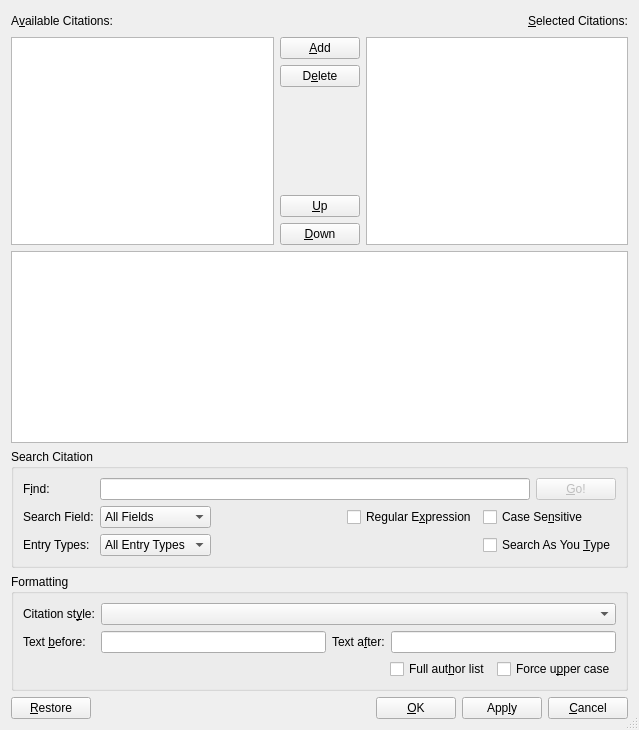
Old version of the form src/frontends/qt4/ui/CitationUi.ui in the repository cburschka/lyx.
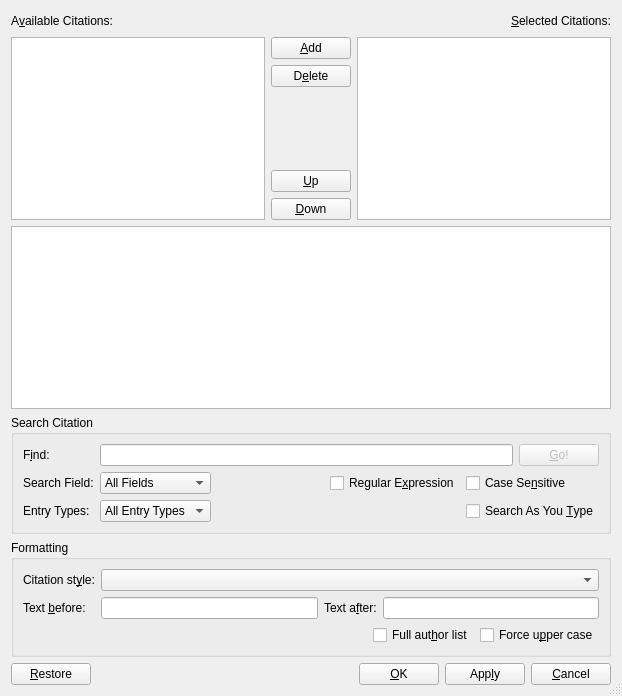
New version of the form. Icons and pictures are not drawn.

Commit message: Better citation dialog fixes from Edwin.

```diff
--- a/src/frontends/qt4/ui/CitationUi.ui
+++ b/src/frontends/qt4/ui/CitationUi.ui
@@ -1,551 +1,263 @@
 <ui version="4.0" >
  <class>CitationUi</class>
- <widget class="QDialog" name="CitationUi" >
-  <property name="geometry" >
+ <widget class="QDialog" name="CitationUi">
+  <property name="geometry">
    <rect>
     <x>0</x>
     <y>0</y>
-    <width>639</width>
-    <height>730</height>
+    <width>622</width>
+    <height>696</height>
    </rect>
   </property>
-  <property name="sizePolicy" >
-   <sizepolicy vsizetype="Minimum" hsizetype="Minimum" >
-    <horstretch>0</horstretch>
-    <verstretch>0</verstretch>
-   </sizepolicy>
-  </property>
-  <property name="windowTitle" >
+  <property name="windowTitle">
    <string/>
   </property>
-  <property name="sizeGripEnabled" >
+  <property name="sizeGripEnabled">
    <bool>true</bool>
   </property>
-  <layout class="QGridLayout" name="gridLayout" >
-   <item row="0" column="0" >
-    <layout class="QGridLayout" >
-     <property name="margin" >
-      <number>0</number>
-     </property>
-     <property name="spacing" >
+  <layout class="QGridLayout">
+   <item row="0" column="0" colspan="3">
+    <layout class="QHBoxLayout">
+     <property name="spacing">
       <number>6</number>
      </property>
-     <item row="0" column="0" >
-      <layout class="QHBoxLayout" >
-       <property name="spacing" >
-        <number>6</number>
-       </property>
-       <property name="margin" >
-        <number>0</number>
-       </property>
-       <item>
-        <widget class="QLabel" name="availableKeysLA" >
-         <property name="text" >
-          <string>A&amp;vailable Citations:</string>
-         </property>
-         <property name="buddy" >
-          <cstring>availableLV</cstring>
-         </property>
-        </widget>
-       </item>
-       <item>
-        <spacer>
-         <property name="orientation" >
-          <enum>Qt::Horizontal</enum>
-         </property>
-         <property name="sizeHint" stdset="0" >
-          <size>
-           <width>71</width>
-           <height>20</height>
-          </size>
-         </property>
-        </spacer>
-       </item>
-       <item>
-        <widget class="QLabel" name="selectedKeysLA" >
-         <property name="text" >
-          <string>&amp;Selected Citations:</string>
-         </property>
-         <property name="buddy" >
-          <cstring>selectedLV</cstring>
-         </property>
-        </widget>
-       </item>
-      </layout>
-     </item>
-     <item row="1" column="0" >
-      <layout class="QHBoxLayout" >
-       <property name="spacing" >
-        <number>6</number>
-       </property>
-       <property name="margin" >
-        <number>0</number>
-       </property>
-       <item>
-        <widget class="QListView" name="availableLV" >
-         <property name="editTriggers" >
-          <set>QAbstractItemView::NoEditTriggers</set>
-         </property>
-        </widget>
-       </item>
-       <item>
-        <layout class="QVBoxLayout" >
-         <property name="spacing" >
-          <number>6</number>
-         </property>
-         <property name="margin" >
-          <number>0</number>
-         </property>
-         <item>
-          <widget class="QPushButton" name="addPB" >
-           <property name="toolTip" >
-            <string>The Enter key works, too</string>
-           </property>
-           <property name="text" >
-            <string>&amp;Add</string>
-           </property>
-           <property name="autoDefault" >
-            <bool>false</bool>
-           </property>
-          </widget>
-         </item>
-         <item>
-          <widget class="QPushButton" name="deletePB" >
-           <property name="toolTip" >
-            <string>The delete key works, too</string>
-           </property>
-           <property name="text" >
-            <string>D&amp;elete</string>
-           </property>
-           <property name="autoDefault" >
-            <bool>false</bool>
-           </property>
-          </widget>
-         </item>
-         <item>
-          <spacer>
-           <property name="orientation" >
-            <enum>Qt::Vertical</enum>
-           </property>
-           <property name="sizeHint" stdset="0" >
-            <size>
-             <width>77</width>
-             <height>20</height>
-            </size>
-           </property>
-          </spacer>
-         </item>
-         <item>
-          <widget class="QPushButton" name="upPB" >
-           <property name="sizePolicy" >
-            <sizepolicy vsizetype="Fixed" hsizetype="Minimum" >
-             <horstretch>0</horstretch>
-             <verstretch>0</verstretch>
-            </sizepolicy>
-           </property>
-           <property name="toolTip" >
-            <string>Move the selected citation up (try Ctrl-Up)</string>
-           </property>
-           <property name="text" >
-            <string>&amp;Up</string>
-           </property>
-           <property name="icon" >
-            <iconset>
-             <normaloff/>
-            </iconset>
-           </property>
-           <property name="autoDefault" >
-            <bool>false</bool>
-           </property>
-          </widget>
-         </item>
-         <item>
-          <widget class="QPushButton" name="downPB" >
-           <property name="sizePolicy" >
-            <sizepolicy vsizetype="Fixed" hsizetype="Minimum" >
-             <horstretch>0</horstretch>
-             <verstretch>0</verstretch>
-            </sizepolicy>
-           </property>
-           <property name="toolTip" >
-            <string>Move the selected citation down (try Ctrl-Down)</string>
-           </property>
-           <property name="text" >
-            <string>&amp;Down</string>
-           </property>
-           <property name="icon" >
-            <iconset>
-             <normaloff/>
-            </iconset>
-           </property>
-           <property name="autoDefault" >
-            <bool>false</bool>
-           </property>
-          </widget>
-         </item>
-        </layout>
-       </item>
-       <item>
-        <widget class="QListView" name="selectedLV" >
-         <property name="editTriggers" >
-          <set>QAbstractItemView::NoEditTriggers</set>
-         </property>
-        </widget>
-       </item>
-      </layout>
-     </item>
-    </layout>
-   </item>
-   <item row="4" column="0" >
-    <layout class="QHBoxLayout" >
-     <property name="spacing" >
-      <number>6</number>
-     </property>
-     <property name="margin" >
+     <property name="margin">
       <number>0</number>
      </property>
      <item>
-      <widget class="QPushButton" name="restorePB" >
-       <property name="text" >
-        <string>&amp;Restore</string>
+      <widget class="QLabel" name="availableKeysLA">
+       <property name="text">
+        <string>A&amp;vailable Citations:</string>
        </property>
-       <property name="autoDefault" >
-        <bool>false</bool>
+       <property name="buddy">
+        <cstring>availableLV</cstring>
        </property>
       </widget>
      </item>
      <item>
       <spacer>
-       <property name="orientation" >
+       <property name="orientation">
         <enum>Qt::Horizontal</enum>
        </property>
-       <property name="sizeHint" stdset="0" >
+       <property name="sizeHint" stdset="0">
         <size>
-         <width>40</width>
+         <width>71</width>
          <height>20</height>
         </size>
        </property>
       </spacer>
      </item>
      <item>
-      <widget class="QPushButton" name="okPB" >
-       <property name="text" >
-        <string>&amp;OK</string>
+      <widget class="QLabel" name="selectedKeysLA">
+       <property name="text">
+        <string>&amp;Selected Citations:</string>
        </property>
-       <property name="autoDefault" >
-        <bool>false</bool>
-       </property>
-       <property name="default" >
-        <bool>false</bool>
-       </property>
-      </widget>
-     </item>
-     <item>
-      <widget class="QPushButton" name="applyPB" >
-       <property name="text" >
-        <string>App&amp;ly</string>
-       </property>
-       <property name="autoDefault" >
-        <bool>false</bool>
-       </property>
-      </widget>
-     </item>
-     <item>
-      <widget class="QPushButton" name="cancelPB" >
-       <property name="text" >
-        <string>&amp;Cancel</string>
-       </property>
-       <property name="autoDefault" >
-        <bool>false</bool>
+       <property name="buddy">
+        <cstring>selectedLV</cstring>
        </property>
       </widget>
      </item>
     </layout>
    </item>
-   <item row="1" column="0" >
-    <widget class="QTextEdit" name="infoML" >
-     <property name="sizePolicy" >
-      <sizepolicy vsizetype="Maximum" hsizetype="Expanding" >
+   <item row="1" column="0" rowspan="5">
+    <widget class="QListView" name="availableLV">
+     <property name="editTriggers">
+      <set>QAbstractItemView::NoEditTriggers</set>
+     </property>
+    </widget>
+   </item>
+   <item row="1" column="1">
+    <widget class="QPushButton" name="addPB">
+     <property name="toolTip">
+      <string>The Enter key works, too</string>
+     </property>
+     <property name="text">
+      <string>&amp;Add</string>
+     </property>
+     <property name="autoDefault">
+      <bool>false</bool>
+     </property>
+    </widget>
+   </item>
+   <item row="1" column="2" rowspan="5">
+    <widget class="QListView" name="selectedLV">
+     <property name="editTriggers">
+      <set>QAbstractItemView::NoEditTriggers</set>
+     </property>
+    </widget>
+   </item>
+   <item row="2" column="1">
+    <widget class="QPushButton" name="deletePB">
+     <property name="toolTip">
+      <string>The delete key works, too</string>
+     </property>
+     <property name="text">
+      <string>D&amp;elete</string>
+     </property>
+     <property name="autoDefault">
+      <bool>false</bool>
+     </property>
+    </widget>
+   </item>
+   <item row="3" column="1">
+    <spacer>
+     <property name="orientation">
+      <enum>Qt::Vertical</enum>
+     </property>
+     <property name="sizeHint" stdset="0">
+      <size>
+       <width>77</width>
+       <height>71</height>
+      </size>
+     </property>
+    </spacer>
+   </item>
+   <item row="4" column="1">
+    <widget class="QPushButton" name="upPB">
+     <property name="sizePolicy">
+      <sizepolicy hsizetype="Minimum" vsizetype="Fixed">
        <horstretch>0</horstretch>
        <verstretch>0</verstretch>
       </sizepolicy>
      </property>
-     <property name="acceptDrops" >
+     <property name="toolTip">
+      <string>Move the selected citation up (try Ctrl-Up)</string>
+     </property>
+     <property name="text">
+      <string>&amp;Up</string>
+     </property>
+     <property name="icon">
+      <iconset>
+       <normaloff/>
+      </iconset>
+     </property>
+     <property name="autoDefault">
       <bool>false</bool>
      </property>
-     <property name="readOnly" >
-      <bool>true</bool>
+    </widget>
+   </item>
+   <item row="5" column="1">
+    <widget class="QPushButton" name="downPB">
+     <property name="sizePolicy">
+      <sizepolicy hsizetype="Minimum" vsizetype="Fixed">
+       <horstretch>0</horstretch>
+       <verstretch>0</verstretch>
+      </sizepolicy>
      </property>
+     <property name="toolTip">
+      <string>Move the selected citation down (try Ctrl-Down)</string>
+     </property>
+     <property name="text">
+      <string>&amp;Down</string>
+     </property>
+     <property name="icon">
+      <iconset>
+       <normaloff/>
+      </iconset>
+     </property>
+     <property name="autoDefault">
+      <bool>false</bool>
+     </property>
     </widget>
    </item>
-   <item row="3" column="0" >
-    <widget class="QGroupBox" name="styleGB" >
-     <property name="title" >
-      <string>Formatting</string>
+   <item row="6" column="0" colspan="3">
+    <widget class="QTextEdit" name="infoML">
+     <property name="acceptDrops">
+      <bool>false</bool>
      </property>
-     <property name="flat" >
+     <property name="readOnly">
       <bool>true</bool>
      </property>
-     <layout class="QGridLayout" >
-      <property name="margin" >
-       <number>9</number>
-      </property>
-      <property name="spacing" >
-       <number>6</number>
-      </property>
-      <item row="1" column="0" >
-       <layout class="QHBoxLayout" >
-        <property name="spacing" >
-         <number>6</number>
-        </property>
-        <property name="margin" >
-         <number>0</number>
-        </property>
-        <item>
-         <spacer>
-          <property name="orientation" >
-           <enum>Qt::Horizontal</enum>
-          </property>
-          <property name="sizeHint" stdset="0" >
-           <size>
-            <width>21</width>
-            <height>20</height>
-           </size>
-          </property>
-         </spacer>
-        </item>
-        <item>
-         <widget class="QCheckBox" name="fulllistCB" >
-          <property name="toolTip" >
-           <string>List all authors</string>
-          </property>
-          <property name="text" >
-           <string>Full aut&amp;hor list</string>
-          </property>
-         </widget>
-        </item>
-        <item>
-         <widget class="QCheckBox" name="forceuppercaseCB" >
-          <property name="toolTip" >
-           <string>Force upper case in citation</string>
-          </property>
-          <property name="text" >
-           <string>Force u&amp;pper case</string>
-          </property>
-         </widget>
-        </item>
-       </layout>
-      </item>
-      <item row="0" column="0" >
-       <layout class="QHBoxLayout" >
-        <property name="spacing" >
-         <number>6</number>
-        </property>
-        <property name="margin" >
-         <number>0</number>
-        </property>
-        <item>
-         <layout class="QVBoxLayout" >
-          <property name="spacing" >
-           <number>6</number>
-          </property>
-          <property name="margin" >
-           <number>0</number>
-          </property>
-          <item>
-           <widget class="QLabel" name="citationStyleLA" >
-            <property name="text" >
-             <string>Citation st&amp;yle:</string>
-            </property>
-            <property name="buddy" >
-             <cstring>citationStyleCO</cstring>
-            </property>
-           </widget>
-          </item>
-          <item>
-           <widget class="QLabel" name="textBeforeLA" >
-            <property name="text" >
-             <string>Text &amp;before:</string>
-            </property>
-            <property name="buddy" >
-             <cstring>textBeforeED</cstring>
-            </property>
-           </widget>
-          </item>
-         </layout>
-        </item>
-        <item>
-         <layout class="QVBoxLayout" >
-          <property name="spacing" >
-           <number>6</number>
-          </property>
-          <property name="margin" >
-           <number>0</number>
-          </property>
-          <item>
-           <layout class="QHBoxLayout" >
-            <property name="spacing" >
-             <number>6</number>
-            </property>
-            <property name="margin" >
-             <number>0</number>
-            </property>
-            <item>
-             <widget class="QComboBox" name="citationStyleCO" >
-              <property name="sizePolicy" >
-               <sizepolicy vsizetype="Fixed" hsizetype="MinimumExpanding" >
-                <horstretch>0</horstretch>
-                <verstretch>0</verstretch>
-               </sizepolicy>
-              </property>
-              <property name="toolTip" >
-               <string>Natbib citation style to use</string>
-              </property>
-             </widget>
-            </item>
-           </layout>
-          </item>
-          <item>
-           <layout class="QHBoxLayout" >
-            <property name="spacing" >
-             <number>6</number>
-            </property>
-            <property name="margin" >
-             <number>0</number>
-            </property>
-            <item>
-             <widget class="QLineEdit" name="textBeforeED" >
-              <property name="sizePolicy" >
-               <sizepolicy vsizetype="Fixed" hsizetype="MinimumExpanding" >
-                <horstretch>0</horstretch>
-                <verstretch>0</verstretch>
-               </sizepolicy>
-              </property>
-              <property name="toolTip" >
-               <string>Text to place before citation</string>
-              </property>
-             </widget>
-            </item>
-            <item>
-             <widget class="QLabel" name="textAfterLA" >
-              <property name="text" >
-               <string>Text a&amp;fter:</string>
-              </property>
-              <property name="buddy" >
-               <cstring>textAfterED</cstring>
-              </property>
-             </widget>
-            </item>
-            <item>
-             <widget class="QLineEdit" name="textAfterED" >
-              <property name="sizePolicy" >
-               <sizepolicy vsizetype="Fixed" hsizetype="MinimumExpanding" >
-                <horstretch>0</horstretch>
-                <verstretch>0</verstretch>
-               </sizepolicy>
-              </property>
-              <property name="toolTip" >
-               <string>Text to place after citation</string>
-              </property>
-             </widget>
-            </item>
-           </layout>
-          </item>
-         </layout>
-        </item>
-       </layout>
-      </item>
-     </layout>
     </widget>
    </item>
-   <item row="2" column="0" >
-    <widget class="QGroupBox" name="groupBox" >
-     <property name="title" >
+   <item row="7" column="0" colspan="3">
+    <widget class="QGroupBox" name="groupBox">
+     <property name="title">
       <string>Search Citation</string>
      </property>
-     <property name="flat" >
+     <property name="flat">
       <bool>true</bool>
      </property>
-     <layout class="QGridLayout" >
-      <property name="margin" >
+     <layout class="QGridLayout">
+      <property name="margin">
        <number>9</number>
       </property>
-      <property name="spacing" >
+      <property name="spacing">
        <number>6</number>
       </property>
-      <item row="0" column="0" >
-       <widget class="QLabel" name="findKeysLA" >
-        <property name="text" >
+      <item row="0" column="0">
+       <widget class="QLabel" name="findKeysLA">
+        <property name="text">
          <string>F&amp;ind:</string>
         </property>
-        <property name="alignment" >
+        <property name="alignment">
          <set>Qt::AlignLeading|Qt::AlignLeft|Qt::AlignVCenter</set>
         </property>
-        <property name="buddy" >
+        <property name="buddy">
          <cstring>findLE</cstring>
         </property>
        </widget>
       </item>
-      <item row="0" column="1" colspan="5" >
-       <widget class="QLineEdit" name="findLE" >
-        <property name="toolTip" >
+      <item row="0" column="1" colspan="5">
+       <widget class="QLineEdit" name="findLE">
+        <property name="toolTip">
          <string>Hit Enter to search, or click Go!</string>
         </property>
-        <property name="text" >
+        <property name="text">
          <string/>
         </property>
        </widget>
       </item>
-      <item row="0" column="6" >
-       <widget class="QPushButton" name="searchPB" >
-        <property name="enabled" >
+      <item row="0" column="6">
+       <widget class="QPushButton" name="searchPB">
+        <property name="enabled">
          <bool>false</bool>
         </property>
-        <property name="toolTip" >
+        <property name="toolTip">
          <string>You can also hit Enter in the search box</string>
         </property>
-        <property name="text" >
+        <property name="text">
          <string>&amp;Go!</string>
         </property>
-        <property name="autoDefault" >
+        <property name="autoDefault">
          <bool>false</bool>
         </property>
        </widget>
       </item>
-      <item row="1" column="0" >
-       <widget class="QLabel" name="fieldsLA" >
-        <property name="text" >
+      <item row="1" column="0">
+       <widget class="QLabel" name="fieldsLA">
+        <property name="text">
          <string>Search Field:</string>
         </property>
-        <property name="buddy" >
+        <property name="buddy">
          <cstring>fieldsCO</cstring>
         </property>
        </widget>
       </item>
-      <item row="1" column="1" >
-       <widget class="QComboBox" name="fieldsCO" >
-        <property name="maxVisibleItems" >
+      <item row="1" column="1">
+       <widget class="QComboBox" name="fieldsCO">
+        <property name="maxVisibleItems">
          <number>16</number>
         </property>
-        <property name="insertPolicy" >
+        <property name="insertPolicy">
          <enum>QComboBox::NoInsert</enum>
         </property>
-        <property name="sizeAdjustPolicy" >
+        <property name="sizeAdjustPolicy">
          <enum>QComboBox::AdjustToContents</enum>
         </property>
         <item>
-         <property name="text" >
+         <property name="text">
           <string>All Fields</string>
          </property>
         </item>
        </widget>
       </item>
-      <item row="1" column="2" >
+      <item row="1" column="2">
        <spacer>
-        <property name="orientation" >
+        <property name="orientation">
          <enum>Qt::Horizontal</enum>
         </property>
-        <property name="sizeHint" stdset="0" >
+        <property name="sizeHint" stdset="0">
          <size>
           <width>40</width>
           <height>20</height>
@@ -553,51 +265,51 @@
         </property>
        </spacer>
       </item>
-      <item row="1" column="3" colspan="2" >
-       <widget class="QCheckBox" name="regexCB" >
-        <property name="text" >
+      <item row="1" column="3" colspan="2">
+       <widget class="QCheckBox" name="regexCB">
+        <property name="text">
          <string>Regular E&amp;xpression</string>
         </property>
        </widget>
       </item>
-      <item row="1" column="5" colspan="2" >
-       <widget class="QCheckBox" name="caseCB" >
-        <property name="text" >
+      <item row="1" column="5" colspan="2">
+       <widget class="QCheckBox" name="caseCB">
+        <property name="text">
          <string>Case Se&amp;nsitive</string>
         </property>
        </widget>
       </item>
-      <item row="2" column="0" >
-       <widget class="QLabel" name="entriesLA" >
-        <property name="text" >
+      <item row="2" column="0">
+       <widget class="QLabel" name="entriesLA">
+        <property name="text">
          <string>Entry Types:</string>
         </property>
-        <property name="buddy" >
+        <property name="buddy">
          <cstring>entriesCO</cstring>
         </property>
        </widget>
       </item>
-      <item row="2" column="1" >
-       <widget class="QComboBox" name="entriesCO" >
-        <property name="insertPolicy" >
+      <item row="2" column="1">
+       <widget class="QComboBox" name="entriesCO">
+        <property name="insertPolicy">
          <enum>QComboBox::NoInsert</enum>
         </property>
-        <property name="sizeAdjustPolicy" >
+        <property name="sizeAdjustPolicy">
          <enum>QComboBox::AdjustToContents</enum>
         </property>
         <item>
-         <property name="text" >
+         <property name="text">
           <string>All Entry Types</string>
          </property>
         </item>
        </widget>
       </item>
-      <item row="2" column="2" >
+      <item row="2" column="2">
        <spacer>
-        <property name="orientation" >
+        <property name="orientation">
          <enum>Qt::Horizontal</enum>
         </property>
-        <property name="sizeHint" stdset="0" >
+        <property name="sizeHint" stdset="0">
          <size>
           <width>40</width>
           <height>20</height>
@@ -605,9 +317,9 @@
         </property>
        </spacer>
       </item>
-      <item row="2" column="5" colspan="2" >
-       <widget class="QCheckBox" name="asTypeCB" >
-        <property name="text" >
+      <item row="2" column="5" colspan="2">
+       <widget class="QCheckBox" name="asTypeCB">
+        <property name="text">
          <string>Search As You &amp;Type</string>
         </property>
        </widget>
@@ -615,6 +327,178 @@
      </layout>
     </widget>
    </item>
+   <item row="8" column="0" colspan="3">
+    <widget class="QGroupBox" name="styleGB">
+     <property name="title">
+      <string>Formatting</string>
+     </property>
+     <property name="flat">
+      <bool>true</bool>
+     </property>
+     <layout class="QGridLayout">
+      <item row="0" column="0">
+       <widget class="QLabel" name="citationStyleLA">
+        <property name="text">
+         <string>Citation st&amp;yle:</string>
+        </property>
+        <property name="buddy">
+         <cstring>citationStyleCO</cstring>
+        </property>
+       </widget>
+      </item>
+      <item row="0" column="1" colspan="3">
+       <widget class="QComboBox" name="citationStyleCO">
+        <property name="toolTip">
+         <string>Natbib citation style to use</string>
+        </property>
+       </widget>
+      </item>
+      <item row="1" column="0">
+       <widget class="QLabel" name="textBeforeLA">
+        <property name="text">
+         <string>Text &amp;before:</string>
+        </property>
+        <property name="buddy">
+         <cstring>textBeforeED</cstring>
+        </property>
+       </widget>
+      </item>
+      <item row="1" column="1">
+       <widget class="QLineEdit" name="textBeforeED">
+        <property name="toolTip">
+         <string>Text to place before citation</string>
+        </property>
+       </widget>
+      </item>
+      <item row="1" column="2">
+       <widget class="QLabel" name="textAfterLA">
+        <property name="text">
+         <string>Text a&amp;fter:</string>
+        </property>
+        <property name="buddy">
+         <cstring>textAfterED</cstring>
+        </property>
+       </widget>
+      </item>
+      <item row="1" column="3">
+       <widget class="QLineEdit" name="textAfterED">
+        <property name="toolTip">
+         <string>Text to place after citation</string>
+        </property>
+       </widget>
+      </item>
+      <item row="2" column="0" colspan="4">
+       <layout class="QHBoxLayout">
+        <property name="spacing">
+         <number>6</number>
+        </property>
+        <property name="margin">
+         <number>0</number>
+        </property>
+        <item>
+         <spacer>
+          <property name="orientation">
+           <enum>Qt::Horizontal</enum>
+          </property>
+          <property name="sizeHint" stdset="0">
+           <size>
+            <width>21</width>
+            <height>20</height>
+           </size>
+          </property>
+         </spacer>
+        </item>
+        <item>
+         <widget class="QCheckBox" name="fulllistCB">
+          <property name="toolTip">
+           <string>List all authors</string>
+          </property>
+          <property name="text">
+           <string>Full aut&amp;hor list</string>
+          </property>
+         </widget>
+        </item>
+        <item>
+         <widget class="QCheckBox" name="forceuppercaseCB">
+          <property name="toolTip">
+           <string>Force upper case in citation</string>
+          </property>
+          <property name="text">
+           <string>Force u&amp;pper case</string>
+          </property>
+         </widget>
+        </item>
+       </layout>
+      </item>
+     </layout>
+    </widget>
+   </item>
+   <item row="9" column="0" colspan="3">
+    <layout class="QHBoxLayout">
+     <property name="spacing">
+      <number>6</number>
+     </property>
+     <property name="margin">
+      <number>0</number>
+     </property>
+     <item>
+      <widget class="QPushButton" name="restorePB">
+       <property name="text">
+        <string>&amp;Restore</string>
+       </property>
+       <property name="autoDefault">
+        <bool>false</bool>
+       </property>
+      </widget>
+     </item>
+     <item>
+      <spacer>
+       <property name="orientation">
+        <enum>Qt::Horizontal</enum>
+       </property>
+       <property name="sizeHint" stdset="0">
+        <size>
+         <width>40</width>
+         <height>20</height>
+        </size>
+       </property>
+      </spacer>
+     </item>
+     <item>
+      <widget class="QPushButton" name="okPB">
+       <property name="text">
+        <string>&amp;OK</string>
+       </property>
+       <property name="autoDefault">
+        <bool>false</bool>
+       </property>
+       <property name="default">
+        <bool>false</bool>
+       </property>
+      </widget>
+     </item>
+     <item>
+      <widget class="QPushButton" name="applyPB">
+       <property name="text">
+        <string>App&amp;ly</string>
+       </property>
+       <property name="autoDefault">
+        <bool>false</bool>
+       </property>
+      </widget>
+     </item>
+     <item>
+      <widget class="QPushButton" name="cancelPB">
+       <property name="text">
+        <string>&amp;Cancel</string>
+       </property>
+       <property name="autoDefault">
+        <bool>false</bool>
+       </property>
+      </widget>
+     </item>
+    </layout>
+   </item>
   </layout>
   <zorder>infoML</zorder>
   <zorder>styleGB</zorder>
```
Left out of the diff: 5 changed lines with no effect on the pictures.
